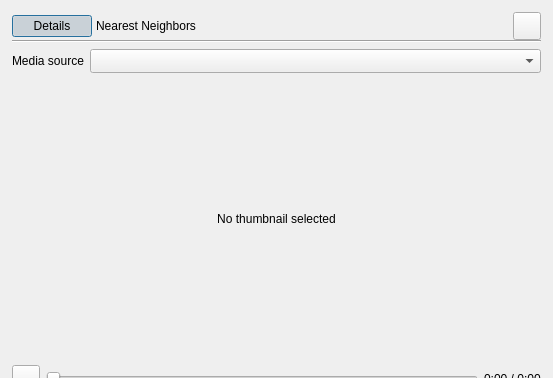
Above: src/DiscoveryArea/ui/selection_actions_dialog.ui from eidora-desktop/EIDORA before the change; both pictures show x 0 to 553 and y 0 to 378 of the 553 by 698 pixel window. Below: the same form after it.
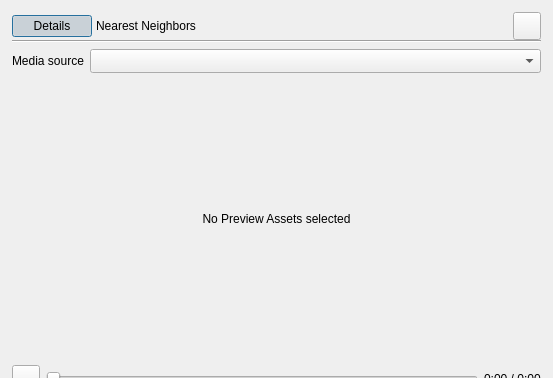
That is the form after the change. Icons and pictures are not drawn.

Patch:
```diff
--- a/src/DiscoveryArea/ui/selection_actions_dialog.ui
+++ b/src/DiscoveryArea/ui/selection_actions_dialog.ui
@@ -244,7 +244,7 @@
               </sizepolicy>
              </property>
              <property name="text">
-              <string>No thumbnail selected</string>
+              <string>No Preview Assets selected</string>
              </property>
              <property name="scaledContents">
               <bool>false</bool>
```
Left out of the diff: 4 changed lines with no effect on the pictures.
